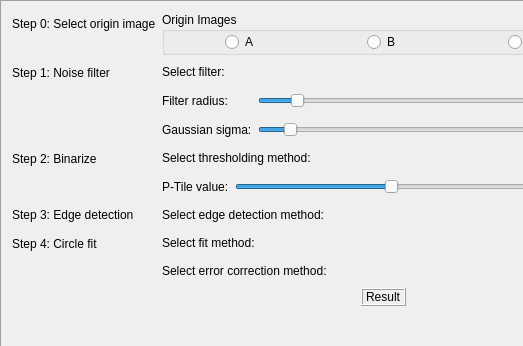
Qt form cpp-qt/mainpanel.ui (miRoox/MEMS-oriented-image-testing-technology) before a commit; both pictures show x 0 to 523 and y 0 to 346 of the 800 by 600 pixel window.
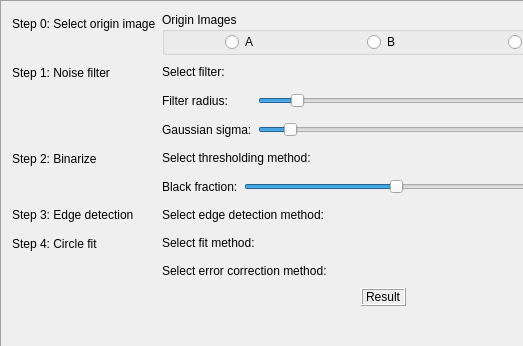
The same form after that commit. Icons and pictures are not drawn.

Commit message: change the label context of 'PTile'

```diff
--- a/cpp-qt/mainpanel.ui
+++ b/cpp-qt/mainpanel.ui
@@ -390,7 +390,7 @@
                  <item row="0" column="0">
                   <widget class="QLabel" name="labelPT">
                    <property name="text">
-                    <string>P-Tile value:</string>
+                    <string>Black fraction:</string>
                    </property>
                   </widget>
                  </item>
```
